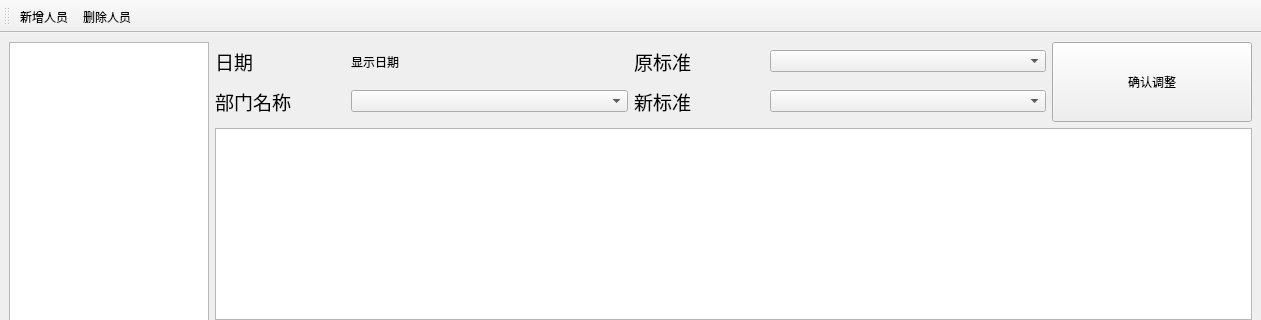
Qt form qtdesigner/人员基本信息维护.ui (zhihao2020/MaterialManagement) before a commit; both pictures show x 0 to 1261 and y 0 to 320 of the 1261 by 600 pixel window.
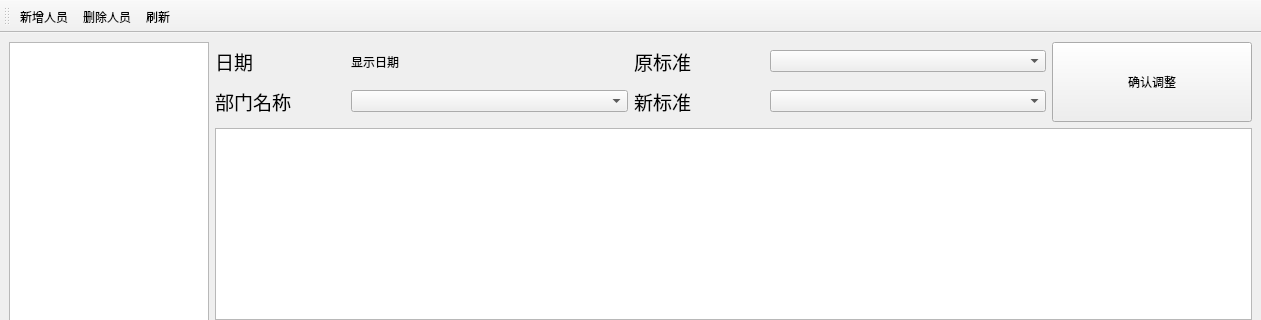
The same form after that commit.

Patch:
```diff
--- a/qtdesigner/人员基本信息维护.ui
+++ b/qtdesigner/人员基本信息维护.ui
@@ -223,6 +223,7 @@
    </attribute>
    <addaction name="add_people"/>
    <addaction name="delete_people"/>
+   <addaction name="refresh_action"/>
   </widget>
   <action name="add_people">
    <property name="text">
@@ -234,6 +235,11 @@
     <string>删除人员</string>
    </property>
   </action>
+  <action name="refresh_action">
+   <property name="text">
+    <string>刷新</string>
+   </property>
+  </action>
  </widget>
  <resources/>
  <connections/>
```
